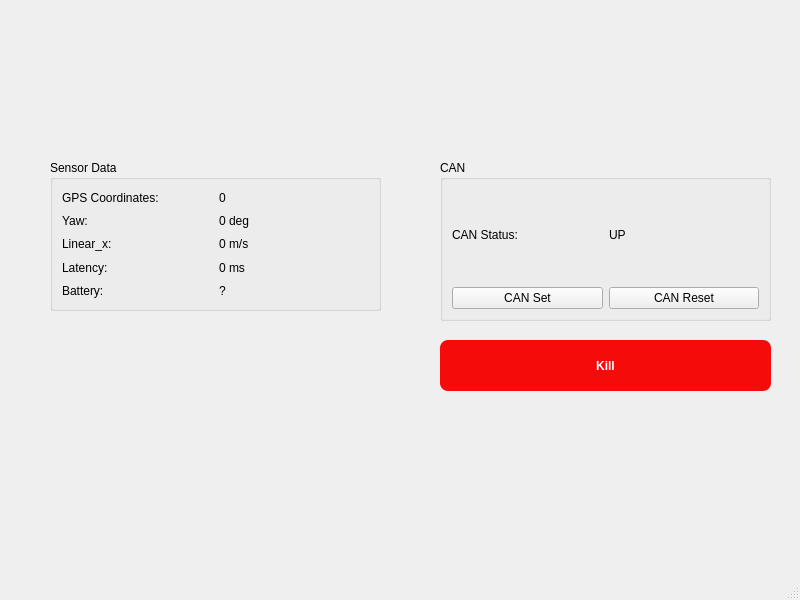
Old version of the form pythonGui/guiMain.ui in the repository specapoorv/RovMarq.
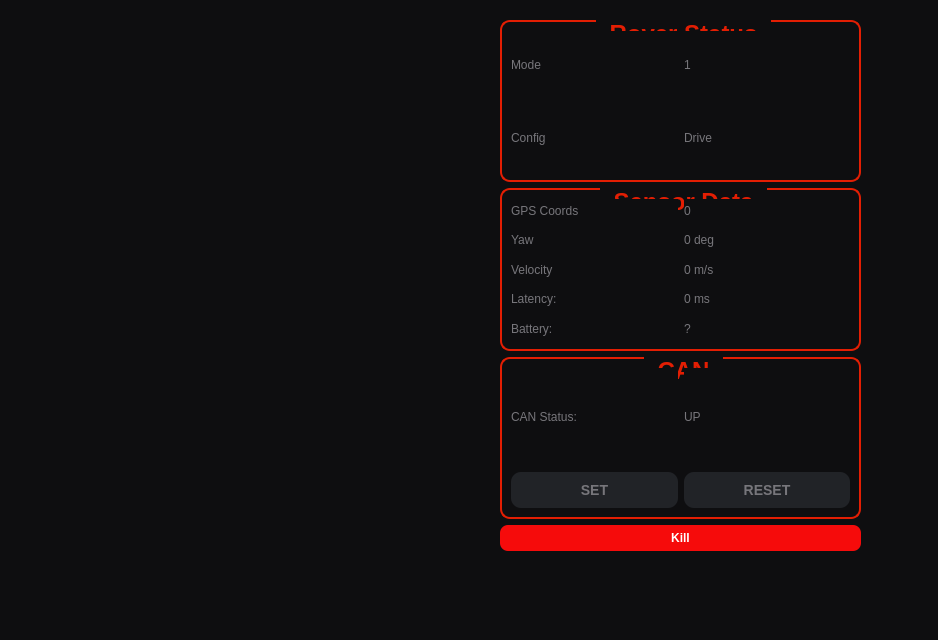
New version of the form. Custom widgets are drawn as their Qt base class.

```diff
--- a/pythonGui/guiMain.ui
+++ b/pythonGui/guiMain.ui
@@ -6,108 +6,362 @@
    <rect>
     <x>0</x>
     <y>0</y>
-    <width>800</width>
-    <height>600</height>
+    <width>938</width>
+    <height>640</height>
    </rect>
   </property>
   <property name="windowTitle">
    <string>MainWindow</string>
   </property>
+  <property name="styleSheet">
+   <string notr="true">background-color: rgb(14, 14, 16);</string>
+  </property>
   <widget class="QWidget" name="centralwidget">
+   <widget class="RoverWheelWidget" name="widget" native="true">
+    <property name="geometry">
+     <rect>
+      <x>90</x>
+      <y>70</y>
+      <width>301</width>
+      <height>421</height>
+     </rect>
+    </property>
+   </widget>
+   <widget class="QWidget" name="layoutWidget">
+    <property name="geometry">
+     <rect>
+      <x>500</x>
+      <y>20</y>
+      <width>361</width>
+      <height>531</height>
+     </rect>
+    </property>
+    <layout class="QVBoxLayout" name="verticalLayout">
+     <item>
+      <widget class="QGroupBox" name="CurrentRoverStatus">
+       <property name="styleSheet">
+        <string notr="true">QGroupBox {
+	border: 2px solid rgb(227, 30, 3);
+	border-radius: 10px;
+	margin-top: 0.5ex;
+	font-size: 24px;
+	font-weight: bold;
+	font: 700 20pt &quot;Uroob&quot;;
+}
+
+QGroupBox::title {
+	color: rgb(227, 30, 3);
+	subcontrol-origin: margin;
+	subcontrol-position: top-left;
+	padding: 0 10px;
+	font-weight: bold;
+}</string>
+       </property>
+       <property name="title">
+        <string>Rover Status</string>
+       </property>
+       <layout class="QGridLayout" name="gridLayout_3">
+        <item row="0" column="0">
+         <widget class="QLabel" name="modeNameLabel">
+          <property name="styleSheet">
+           <string notr="true">color: rgb(119, 118, 123);
+font: 1000 18pt &quot;FreeMono&quot;;
+qproperty-alignment: AlignCenter;</string>
+          </property>
+          <property name="text">
+           <string>Mode</string>
+          </property>
+         </widget>
+        </item>
+        <item row="2" column="0">
+         <widget class="QLabel" name="currentSettingNameLabel">
+          <property name="styleSheet">
+           <string notr="true">color: rgb(119, 118, 123);
+font: 1000 18pt &quot;FreeMono&quot;;
+qproperty-alignment: AlignCenter;</string>
+          </property>
+          <property name="text">
+           <string>Config</string>
+          </property>
+         </widget>
+        </item>
+        <item row="0" column="1">
+         <widget class="QLabel" name="label">
+          <property name="styleSheet">
+           <string notr="true">color: rgb(119, 118, 123);
+font: 18pt &quot;FreeMono&quot;;
+qproperty-alignment: AlignCenter;</string>
+          </property>
+          <property name="text">
+           <string>1</string>
+          </property>
+         </widget>
+        </item>
+        <item row="2" column="1">
+         <widget class="QLabel" name="label_2">
+          <property name="styleSheet">
+           <string notr="true">color: rgb(119, 118, 123);
+font: 18pt &quot;FreeMono&quot;;
+qproperty-alignment: AlignCenter;</string>
+          </property>
+          <property name="text">
+           <string>Drive</string>
+          </property>
+         </widget>
+        </item>
+       </layout>
+      </widget>
+     </item>
+     <item>
    <widget class="QGroupBox" name="sensorDataPanel">
-    <property name="geometry">
-     <rect>
-      <x>50</x>
-      <y>160</y>
-      <width>331</width>
-      <height>151</height>
-     </rect>
+       <property name="styleSheet">
+        <string notr="true">QGroupBox {
+	border: 2px solid rgb(227, 30, 3);
+	border-radius: 10px;
+	margin-top: 0.5ex;
+	font-size: 24px;
+	font-weight: bold;
+	font: 700 20pt &quot;Uroob&quot;;
+}
+
+QGroupBox::title {
+	color: rgb(227, 30, 3);
+	subcontrol-origin: margin;
+	subcontrol-position: top-left;
+	padding: 0 10px;
+	font-weight: bold;
+}</string>
     </property>
     <property name="title">
      <string>Sensor Data</string>
     </property>
     <layout class="QGridLayout" name="gridLayout">
+        <item row="4" column="0">
+         <widget class="QLabel" name="batteryNameLabel">
+          <property name="styleSheet">
+           <string notr="true">color: rgb(119, 118, 123);
+font: 1000 18pt &quot;FreeMono&quot;;
+qproperty-alignment: AlignCenter;</string>
+          </property>
+          <property name="text">
+           <string>Battery:</string>
+          </property>
+         </widget>
+        </item>
+        <item row="4" column="1">
+         <widget class="QLabel" name="batteryValueLabel">
+          <property name="styleSheet">
+           <string notr="true">color: rgb(119, 118, 123);
+font: 18pt &quot;FreeMono&quot;;
+qproperty-alignment: AlignCenter;</string>
+          </property>
+          <property name="text">
+           <string>?</string>
+          </property>
+         </widget>
+        </item>
      <item row="3" column="0">
       <widget class="QLabel" name="LatencyNameLabel">
+          <property name="styleSheet">
+           <string notr="true">color: rgb(119, 118, 123);
+font: 1000 18pt &quot;FreeMono&quot;;
+qproperty-alignment: AlignCenter;</string>
+          </property>
        <property name="text">
         <string>Latency:</string>
        </property>
       </widget>
      </item>
+        <item row="3" column="1">
+         <widget class="QLabel" name="LatencyValueLabel">
+          <property name="styleSheet">
+           <string notr="true">color: rgb(119, 118, 123);
+font: 18pt &quot;FreeMono&quot;;
+qproperty-alignment: AlignCenter;</string>
+          </property>
+          <property name="text">
+           <string>0 ms</string>
+          </property>
+         </widget>
+        </item>
      <item row="0" column="0">
       <widget class="QLabel" name="GPSNameLabel">
+          <property name="styleSheet">
+           <string notr="true">color: rgb(119, 118, 123);
+font: 1000 18pt &quot;FreeMono&quot;;
+qproperty-alignment: AlignCenter;</string>
+          </property>
        <property name="text">
-        <string>GPS Coordinates:</string>
+           <string>GPS Coords</string>
        </property>
       </widget>
      </item>
      <item row="2" column="0">
       <widget class="QLabel" name="LinearXNameLabel">
+          <property name="styleSheet">
+           <string notr="true">color: rgb(119, 118, 123);
+font: 1000 18pt &quot;FreeMono&quot;;
+qproperty-alignment: AlignCenter;</string>
+          </property>
        <property name="text">
-        <string>Linear_x:</string>
+           <string>Velocity</string>
        </property>
       </widget>
      </item>
-     <item row="0" column="1">
-      <widget class="QLabel" name="GPSValuesLabel">
+        <item row="1" column="1">
+         <widget class="QLabel" name="YawValueLabel">
+          <property name="styleSheet">
+           <string notr="true">color: rgb(119, 118, 123);
+font: 18pt &quot;FreeMono&quot;;
+qproperty-alignment: AlignCenter;</string>
+          </property>
        <property name="text">
-        <string>0</string>
+           <string>0 deg</string>
        </property>
       </widget>
      </item>
      <item row="1" column="0">
       <widget class="QLabel" name="yawNameLabel">
+          <property name="styleSheet">
+           <string notr="true">color: rgb(119, 118, 123);
+font: 1000 18pt &quot;FreeMono&quot;;
+qproperty-alignment: AlignCenter;</string>
+          </property>
        <property name="text">
-        <string>Yaw:</string>
+           <string>Yaw</string>
        </property>
       </widget>
      </item>
      <item row="2" column="1">
       <widget class="QLabel" name="LinearXValueLabel">
+          <property name="styleSheet">
+           <string notr="true">color: rgb(119, 118, 123);
+font: 18pt &quot;FreeMono&quot;;
+qproperty-alignment: AlignCenter;</string>
+          </property>
        <property name="text">
         <string>0 m/s</string>
        </property>
       </widget>
      </item>
+        <item row="0" column="1">
+         <widget class="QLabel" name="GPSValuesLabel">
+          <property name="styleSheet">
+           <string notr="true">color: rgb(119, 118, 123);
+font: 18pt &quot;FreeMono&quot;;
+qproperty-alignment: AlignCenter;</string>
+          </property>
+          <property name="text">
+           <string>0</string>
+          </property>
+         </widget>
+        </item>
+       </layout>
+      </widget>
+     </item>
+     <item>
+      <widget class="QGroupBox" name="canGroupBox">
+       <property name="styleSheet">
+        <string notr="true">QGroupBox {
+	border: 2px solid rgb(227, 30, 3);
+	border-radius: 10px;
+	margin-top: 0.5ex;
+	font-size: 24px;
+	font-weight: bold;
+	font: 700 20pt &quot;Uroob&quot;;
+}
+
+QGroupBox::title {
+	color: rgb(227, 30, 3);
+	subcontrol-origin: margin;
+	subcontrol-position: top-left;
+	padding: 0 10px;
+	font-weight: bold;
+}</string>
+       </property>
+       <property name="title">
+        <string>CAN</string>
+       </property>
+       <layout class="QGridLayout" name="gridLayout_2">
+        <item row="0" column="0">
+         <widget class="QLabel" name="canStatusNameLabel">
+          <property name="styleSheet">
+           <string notr="true">color: rgb(119, 118, 123);
+font: 1000 18pt &quot;FreeMono&quot;;
+qproperty-alignment: AlignCenter;</string>
+          </property>
+          <property name="text">
+           <string>CAN Status:</string>
+          </property>
+         </widget>
+        </item>
+        <item row="1" column="0">
+         <widget class="QPushButton" name="canSetButton">
+          <property name="styleSheet">
+           <string notr="true">QPushButton {
+    background-color: rgb(33, 35, 39);
+    color: rgb(119, 118, 123);
+    font: bold 14px;
+    border-radius: 10px;
+    padding: 10px;
+	font: 700 14pt &quot;FreeMono&quot;;
+}
+
+QPushButton:pressed {
+    background-color: rgb(224, 0, 0); /* When clicked */
+    border-style: inset;
+    padding-left: 2px;
+    padding-top: 2px;
+}
+</string>
+          </property>
+          <property name="text">
+           <string>SET</string>
+          </property>
+         </widget>
+        </item>
      <item row="1" column="1">
-      <widget class="QLabel" name="YawValueLabel">
-       <property name="text">
-        <string>0 deg</string>
-       </property>
-      </widget>
-     </item>
-     <item row="3" column="1">
-      <widget class="QLabel" name="LatencyValueLabel">
+         <widget class="QPushButton" name="canResetButton">
+          <property name="styleSheet">
+           <string notr="true">QPushButton {
+    background-color: rgb(33, 35, 39);
+    color: rgb(119, 118, 123);
+    font: bold 14px;
+    border-radius: 10px;
+    padding: 10px;
+	font: 700 14pt &quot;FreeMono&quot;;
+}
+
+QPushButton:pressed {
+    background-color: rgb(224, 0, 0); /* When clicked */
+    border-style: inset;
+    padding-left: 2px;
+    padding-top: 2px;
+}
+</string>
+          </property>
        <property name="text">
-        <string>0 ms</string>
+           <string>RESET</string>
        </property>
       </widget>
      </item>
-     <item row="4" column="0">
-      <widget class="QLabel" name="batteryNameLabel">
-       <property name="text">
-        <string>Battery:</string>
-       </property>
-      </widget>
-     </item>
-     <item row="4" column="1">
-      <widget class="QLabel" name="batteryValueLabel">
+        <item row="0" column="1">
+         <widget class="QLabel" name="canStatusValueLabel">
+          <property name="styleSheet">
+           <string notr="true">color: rgb(119, 118, 123);
+font: 18pt &quot;FreeMono&quot;;
+qproperty-alignment: AlignCenter;</string>
+          </property>
        <property name="text">
-        <string>?</string>
+           <string>UP</string>
        </property>
       </widget>
      </item>
     </layout>
    </widget>
+     </item>
+     <item>
    <widget class="QPushButton" name="KillSwitchButton">
-    <property name="geometry">
-     <rect>
-      <x>440</x>
-      <y>340</y>
-      <width>331</width>
-      <height>51</height>
-     </rect>
-    </property>
     <property name="styleSheet">
      <string notr="true">QPushButton {
     background-color: rgb(246, 11, 11);
@@ -126,52 +380,20 @@
      <string>Kill</string>
     </property>
    </widget>
-   <widget class="QGroupBox" name="canGroupBox">
-    <property name="geometry">
-     <rect>
-      <x>440</x>
-      <y>160</y>
-      <width>331</width>
-      <height>161</height>
-     </rect>
-    </property>
-    <property name="title">
-     <string>CAN</string>
-    </property>
-    <layout class="QGridLayout" name="gridLayout_2">
-     <item row="0" column="0">
-      <widget class="QLabel" name="canStatusNameLabel">
-       <property name="text">
-        <string>CAN Status:</string>
-       </property>
-      </widget>
-     </item>
-     <item row="0" column="1">
-      <widget class="QLabel" name="canStatusValueLabel">
-       <property name="text">
-        <string>UP</string>
-       </property>
-      </widget>
-     </item>
-     <item row="1" column="0">
-      <widget class="QPushButton" name="canSetButton">
-       <property name="text">
-        <string>CAN Set</string>
-       </property>
-      </widget>
-     </item>
-     <item row="1" column="1">
-      <widget class="QPushButton" name="canResetButton">
-       <property name="text">
-        <string>CAN Reset</string>
-       </property>
-      </widget>
      </item>
     </layout>
    </widget>
   </widget>
   <widget class="QStatusBar" name="statusbar"/>
  </widget>
+ <customwidgets>
+  <customwidget>
+   <class>RoverWheelWidget</class>
+   <extends>QWidget</extends>
+   <header>components.RoverWheelWidget</header>
+   <container>1</container>
+  </customwidget>
+ </customwidgets>
  <resources/>
  <connections/>
 </ui>
```
Lines whose indentation alone changed are shown as unchanged.
